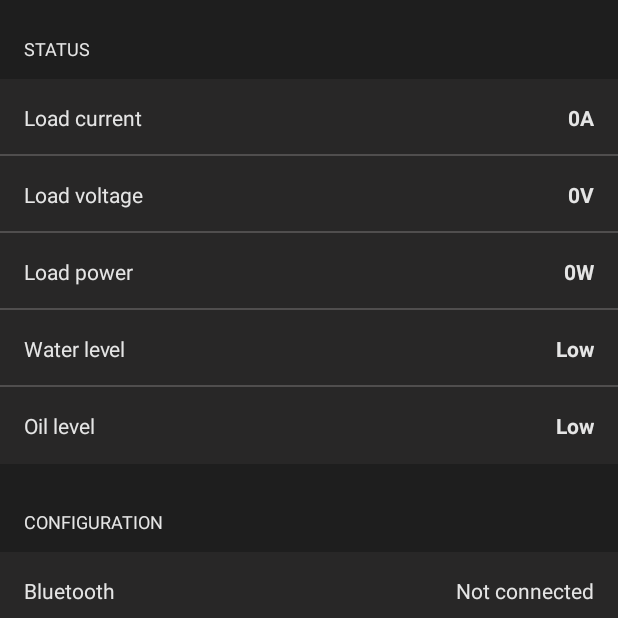
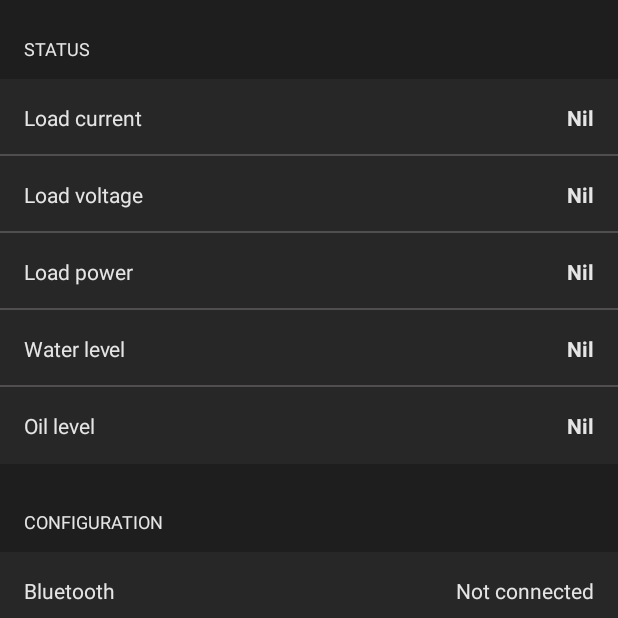
Before and after one commit to EbubeCode/ATS_Control, an Android app: the screen it shows after launch (MainActivity), on a phone screen of 412 x 824 dp, the part 340-958 px from its top. Run offline under Robolectric (Android 15) with nearby library versions, the phone set to English and light mode, and no system bars; libraries missing offline, so code that uses them is left out: com.poovam.pinedittextfield; Roboto replaces fonts that are not available here.

```diff
--- a/app/src/main/res/layout/activity_main.xml
+++ b/app/src/main/res/layout/activity_main.xml
@@ -192,7 +192,7 @@
 
 
             <TextView
-                    android:text="0A"
+                    android:text="@string/nil"
                     android:layout_width="wrap_content"
                     android:layout_height="wrap_content"
                     android:id="@+id/current"
@@ -248,7 +248,7 @@
 
 
             <TextView
-                    android:text="0V"
+                    android:text="@string/nil"
                     android:layout_width="wrap_content"
                     android:layout_height="wrap_content"
                     android:id="@+id/voltage"
@@ -304,7 +304,7 @@
 
 
             <TextView
-                    android:text="0W"
+                    android:text="@string/nil"
                     android:layout_width="wrap_content"
                     android:layout_height="wrap_content"
                     android:id="@+id/power"
@@ -360,7 +360,7 @@
 
 
             <TextView
-                    android:text="Low"
+                    android:text="@string/nil"
                     android:layout_width="wrap_content"
                     android:layout_height="wrap_content"
                     android:id="@+id/waterLevel"
@@ -416,7 +416,7 @@
 
 
             <TextView
-                    android:text="Low"
+                    android:text="@string/nil"
                     android:layout_width="wrap_content"
                     android:layout_height="wrap_content"
                     android:id="@+id/oilLevel"
--- a/app/src/main/res/values/strings.xml
+++ b/app/src/main/res/values/strings.xml
@@ -18,4 +18,5 @@
     <string name="not_connected">Not connected</string>
     <string name="turn_on_gen">Turn on Gen</string>
     <string name="turn_off_gen">Turn off Gen</string>
+    <string name="nil">Nil</string>
 </resources>
```
Also changed, not shown: app/src/main/java/com/ebube/ats/MainActivity.java (+24 -24 lines), 1 other file.
